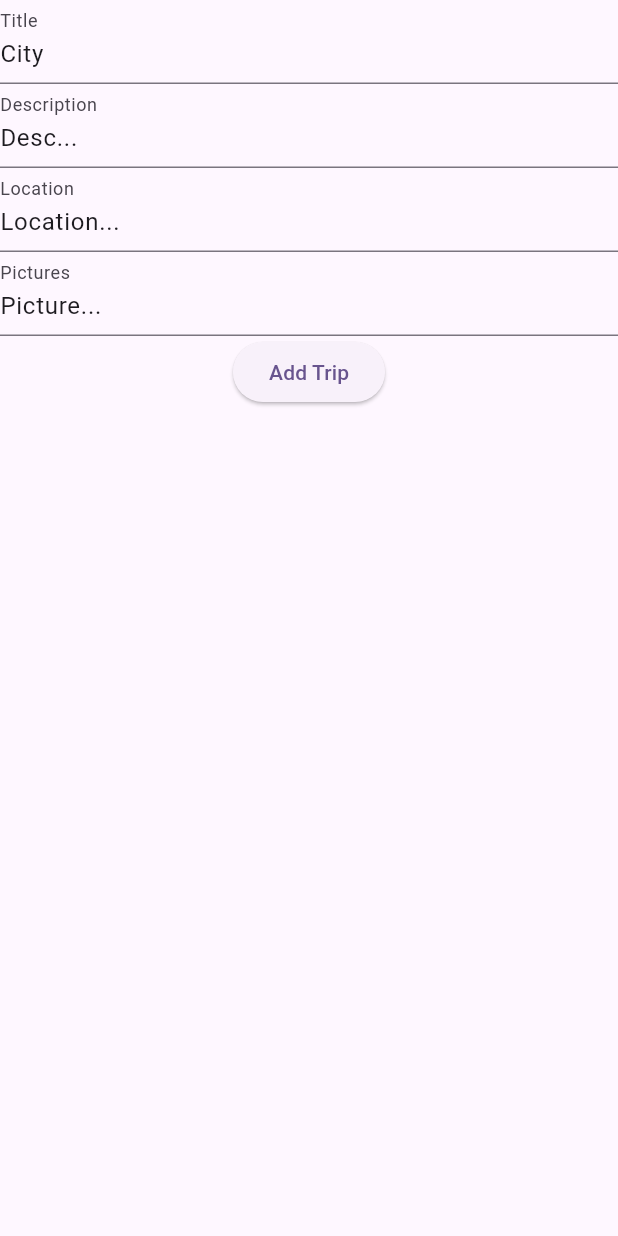
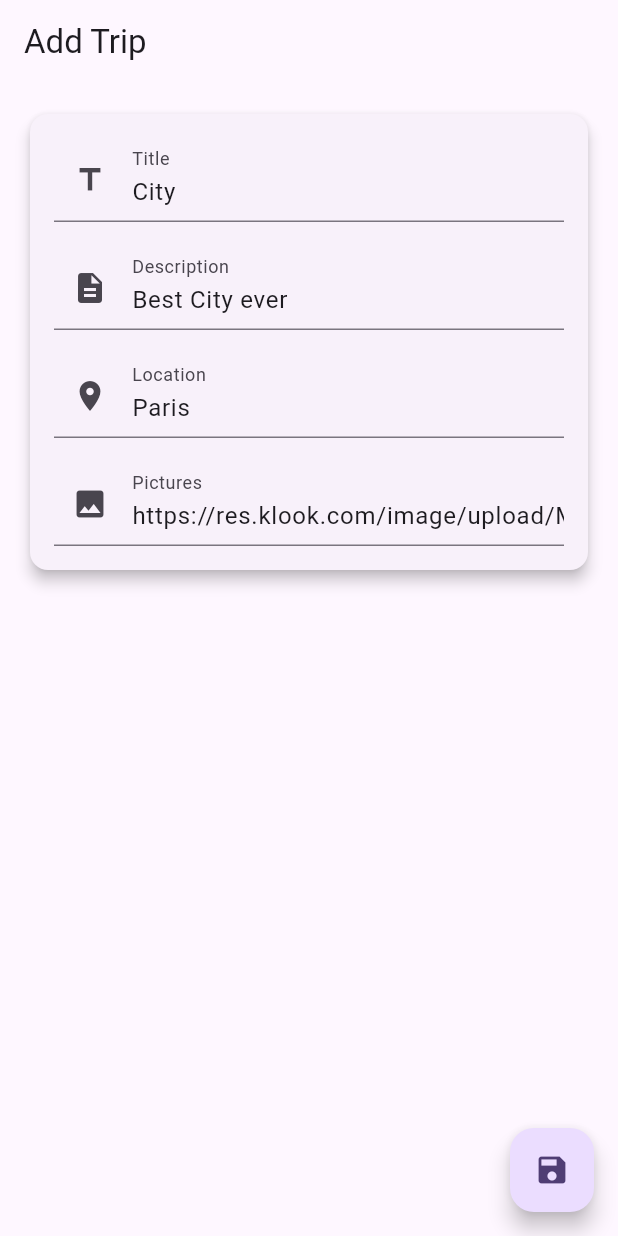
Before and after one commit to AdrianGroh306/packnGo, a Flutter app: the AddTripPage screen opened directly, on a phone screen of 412 x 824 dp. Run offline on Flutter 3.47's test engine with Material 2 defaults, Android fonts, the phone set to English and light mode, and no system bars; our stand-ins replace dartz, flutter_riverpod, hive, hive_flutter; accounts and stored records are empty; network calls fail.

Commit message:
Adding new travel_card.dart

```diff
--- a/lib/features/trip/domain/usecases/get_trips.dart
+++ b/lib/features/trip/domain/usecases/get_trips.dart
@@ -1,3 +1,4 @@
+import 'package:dartz/dartz.dart';
 import 'package:travel_app/core.error/failures.dart';
 import 'package:travel_app/features/trip/domain/entities/trip.dart';
 import 'package:travel_app/features/trip/domain/repositories/trip_repository.dart';
@@ -8,6 +9,6 @@ class GetTrips{
   GetTrips(this.repository);
 
   Future<Either<Failure, List<Trip>>> call(){
-    return repository.getTrip();
+    return repository.getTrips();
   }
 }
--- a/lib/features/trip/presentation/pages/addtrip_page.dart
+++ b/lib/features/trip/presentation/pages/addtrip_page.dart
@@ -3,40 +3,71 @@ import 'package:flutter_riverpod/flutter_riverpod.dart';
 import 'package:travel_app/features/trip/domain/entities/trip.dart';
 import 'package:travel_app/features/trip/presentation/providers/trip_provider.dart';
 
-class AddTripPage extends ConsumerWidget{
+class AddTripPage extends ConsumerWidget {
   final _formKey = GlobalKey<FormState>();
   final _titleController = TextEditingController(text: "City");
-  final _descController = TextEditingController(text: "Desc...");
-  final _locationController = TextEditingController(text: "Location...");
-  final _pictureController = TextEditingController(text: "Picture...");
+  final _descController = TextEditingController(text: "Best City ever");
+  final _locationController = TextEditingController(text: "Paris");
+  final _pictureController =
+  TextEditingController(text: "https://res.klook.com/image/upload/Mobile/City/swox6wjsl5ndvkv5jvum.jpg");
 
-  List<String> pictures =[];
-
+  List<String> pictures = [];
 
   @override
-  Widget build(BuildContext context, WidgetRef ref){
-    return Form(
+  Widget build(BuildContext context, WidgetRef ref) {
+    return Scaffold(
+      appBar: AppBar(title: const Text("Add Trip")),
+      body: Padding(
+        padding: const EdgeInsets.all(16.0),
+        child: Form(
           key: _formKey,
-      child: Column(children: [
+          child: ListView(
+            children: [
+              Card(
+                elevation: 4.0,
+                child: Padding(
+                  padding: const EdgeInsets.all(16.0),
+                  child: Column(
+                    children: [
                       TextFormField(
                         controller: _titleController,
-          decoration: InputDecoration(labelText: "Title"),
+                        decoration: const InputDecoration(
+                            labelText: "Title", prefixIcon: Icon(Icons.title)),
                       ),
+                      const SizedBox(height: 16.0),
                       TextFormField(
                         controller: _descController,
-          decoration: InputDecoration(labelText: "Description"),
+                        decoration: const InputDecoration(
+                            labelText: "Description",
+                            prefixIcon: Icon(Icons.description)),
                       ),
+                      const SizedBox(height: 16.0),
                       TextFormField(
                         controller: _locationController,
-          decoration: InputDecoration(labelText: "Location"),
+                        decoration: const InputDecoration(
+                            labelText: "Location",
+                            prefixIcon: Icon(Icons.location_on)),
                       ),
+                      const SizedBox(height: 16.0),
                       TextFormField(
                         controller: _pictureController,
-          decoration: InputDecoration(labelText: "Pictures"),
+                        decoration: const InputDecoration(
+                            labelText: "Pictures",
+                            prefixIcon: Icon(Icons.image)),
                       ),
-        ElevatedButton(onPressed: (){
+                    ],
+                  ),
+                ),
+              ),
+            ],
+          ),
+        ),
+      ),
+      floatingActionButton: FloatingActionButton(
+        child: const Icon(Icons.save),
+        onPressed: () {
           pictures.add(_pictureController.text);
-          if(_formKey.currentState!.validate()){
+          if (_formKey.currentState!.validate()) {
             final newTrip = Trip(
               title: _titleController.text,
               description: _descController.text,
@@ -47,13 +78,8 @@ class AddTripPage extends ConsumerWidget{
             ref.read(tripListNotifierProvider.notifier).addNewTrip(newTrip);
             ref.watch(tripListNotifierProvider.notifier).loadTrips();
           }
-        }, child: Text("Add Trip"))
-      ],),
+        },
+      ),
     );
   }
-
-
-
-
-
 }
--- a/lib/features/trip/presentation/pages/home_page.dart
+++ b/lib/features/trip/presentation/pages/home_page.dart
@@ -2,6 +2,7 @@ import 'package:flutter/material.dart';
 import 'package:flutter_riverpod/flutter_riverpod.dart';
 import 'package:travel_app/features/trip/presentation/pages/addtrip_page.dart';
 import 'package:travel_app/features/trip/presentation/pages/mytrip_page.dart';
+import 'package:travel_app/features/trip/presentation/providers/trip_provider.dart';
 
 class HomePage extends ConsumerWidget {
   final PageController _pageController = PageController();
@@ -10,6 +11,8 @@ class HomePage extends ConsumerWidget {
 
   @override
   Widget build(BuildContext context, WidgetRef ref) {
+    ref.watch(tripListNotifierProvider.notifier).loadTrips();
+
     _pageController.addListener(() {
       _currentPage.value = _pageController.page!.round();
     });
--- a/lib/features/trip/presentation/providers/trip_provider.dart
+++ b/lib/features/trip/presentation/providers/trip_provider.dart
@@ -1,5 +1,4 @@
-import 'dart:html';
-
+import 'package:http/http.dart' as http;
 import 'package:flutter_riverpod/flutter_riverpod.dart';
 import 'package:hive_flutter/adapters.dart';
 import 'package:travel_app/features/trip/data/datasources/trip_local_datasource.dart';
@@ -30,7 +29,7 @@ final addTripsProvider = Provider<AddTrips>((ref) {
 // get Provider
 final getTripsProvider = Provider<GetTrips>((ref) {
   final repository = ref.read(tripRepositoryProvider);
-  return GetTrips(repository: repository);
+  return GetTrips(repository);
 });
 
 // delete Provider
--- a/pubspec.yaml
+++ b/pubspec.yaml
@@ -41,6 +41,8 @@ dependencies:
   intl: ^0.18.1
   build_runner: ^2.4.6
   hive_generator: ^2.0.1
+  dartz: ^0.10.1
+  http: ^1.1.0
 
 dev_dependencies:
   flutter_test:
```
Also changed, not shown: lib/features/trip/data/repositories/trip_repository_impl.dart (+11 -4 lines), lib/features/trip/domain/repositories/trip_repository.dart (+4 -4 lines), lib/features/trip/presentation/pages/mytrip_page.dart (+30 -6 lines), lib/features/trip/presentation/widgets/custome_search_bar.dart (added, +40 -0 lines), lib/features/trip/presentation/widgets/travel_card.dart (added, +130 -0 lines), pubspec.lock. Lines whose indentation alone changed are shown as unchanged.
